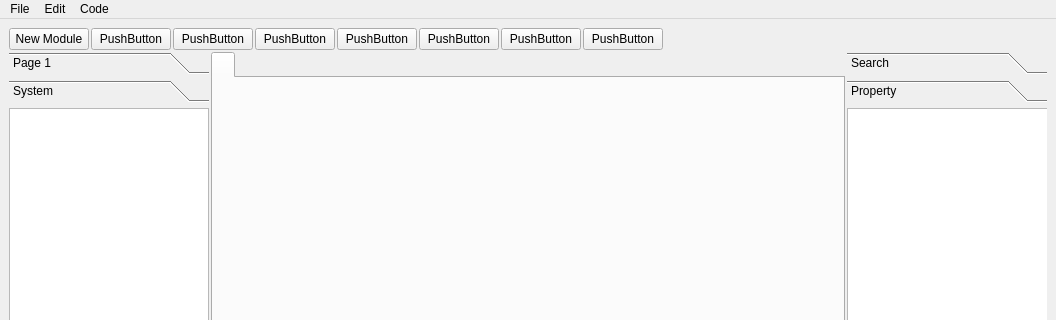
First picture: the form in src/eda_qt/mainwindow.ui, repository youks3/youks3, before the edit; both pictures show x 0 to 1056 and y 0 to 320 of the 1056 by 672 pixel window.
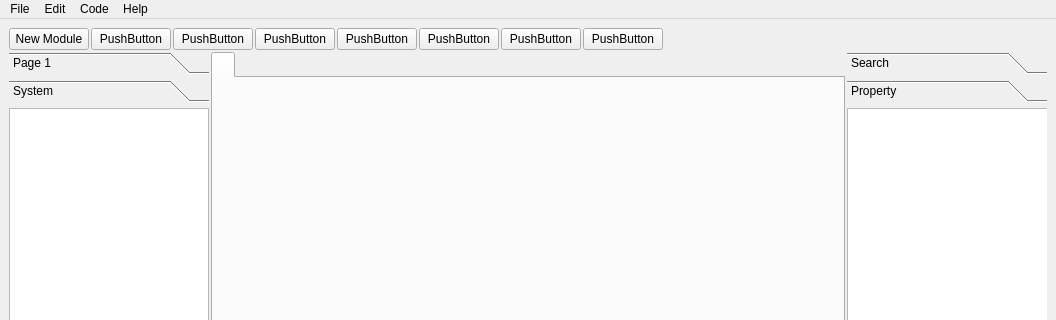
Second picture: the form after the edit.

The edit to the form file:
```diff
--- a/src/eda_qt/mainwindow.ui
+++ b/src/eda_qt/mainwindow.ui
@@ -363,9 +363,16 @@
     <addaction name="actionCode_Generate"/>
     <addaction name="actionCode_Viver"/>
    </widget>
+   <widget class="QMenu" name="menuHelp">
+    <property name="title">
+     <string>Help</string>
+    </property>
+    <addaction name="actionAbout"/>
+   </widget>
    <addaction name="menuFile"/>
    <addaction name="menuEdit"/>
    <addaction name="menuCode"/>
+   <addaction name="menuHelp"/>
   </widget>
   <widget class="QStatusBar" name="statusbar"/>
   <action name="actionOpen">
```
Left out of the diff: 5 changed lines with no effect on the pictures.
